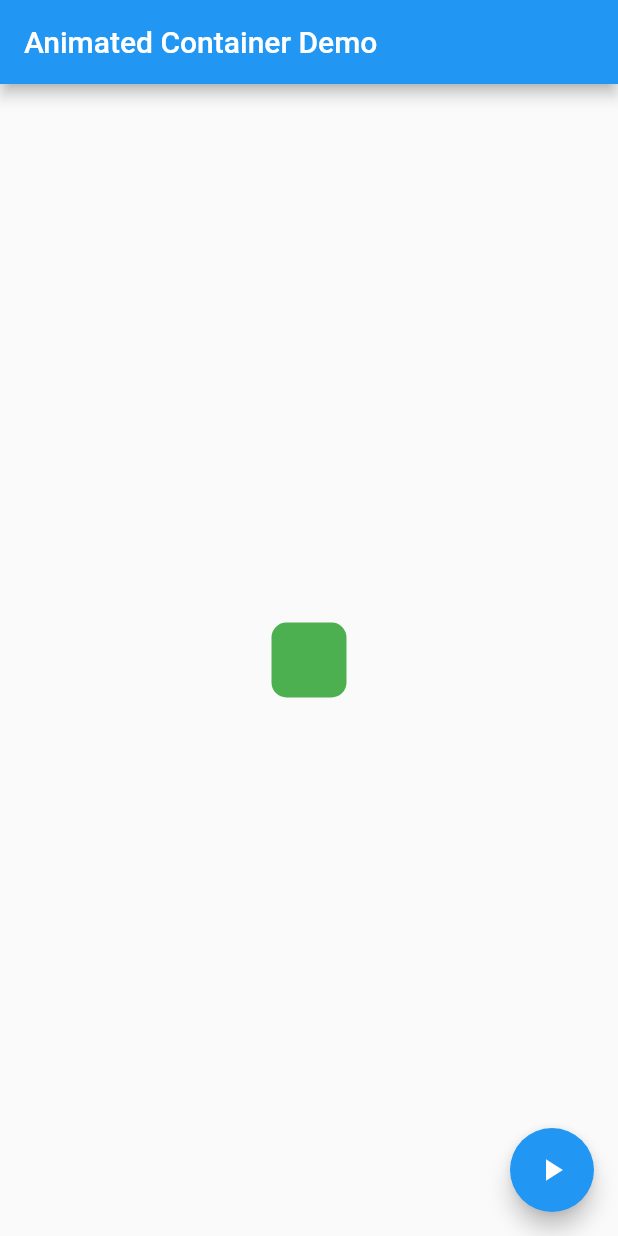
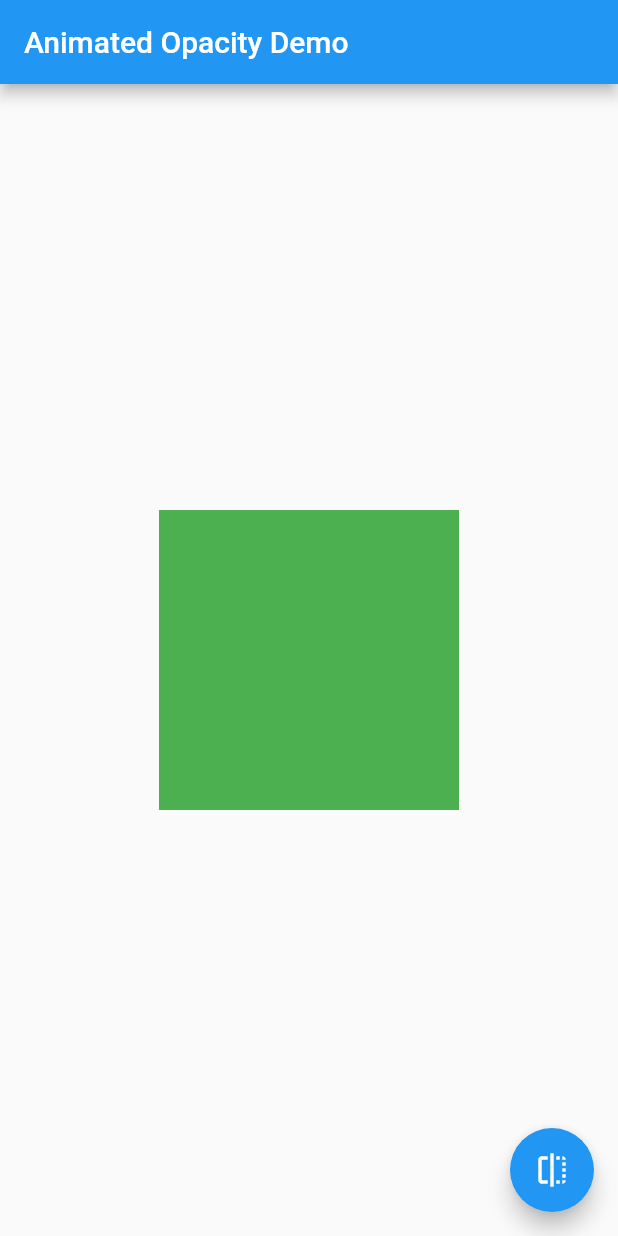
Before and after one commit to AdamZHANG123/intr_to_widgets, a Flutter app: the screen it shows after launch, on a phone screen of 412 x 824 dp. Run offline on Flutter 3.47's test engine with Material 2 defaults, Android fonts, the phone set to English and light mode, and no system bars.

Commit message:
add animated_opacity module
Added AnimatedOpacity Demo

```diff
--- /dev/null
+++ b/lib/animated_opacity.dart
@@ -0,0 +1,47 @@
+import 'package:flutter/material.dart';
+
+class MyApp extends StatelessWidget {
+  @override
+  Widget build(BuildContext context) {
+    return MaterialApp(
+      home: MyHomePage(),
+    );
+  }
+}
+
+class MyHomePage extends StatefulWidget {
+  @override
+  _MyHomePageState createState() => _MyHomePageState();
+}
+
+class _MyHomePageState extends State<MyHomePage> {
+  var _visible = true;
+
+  @override
+  Widget build(BuildContext context) {
+    return Scaffold(
+      appBar: AppBar(
+        title: Text('Animated Opacity Demo'),
+      ),
+      body: Center(
+        child: AnimatedOpacity(
+          opacity: _visible ? 1.0 : 0.0,
+          duration: Duration(milliseconds: 500),
+          child: Container(
+            width: 200,
+            height: 200,
+            color: Colors.green,
+          ),
+        ),
+      ),
+      floatingActionButton: FloatingActionButton(
+        onPressed: () {
+          setState(() {
+            _visible = !_visible;
+          });
+        },
+        child: Icon(Icons.flip),
+      ),
+    );
+  }
+}
--- a/lib/main.dart
+++ b/lib/main.dart
@@ -12,6 +12,7 @@
 
 //import 'hero_animation.dart';
 //import 'http_get.dart';
-import 'animated_container.dart';
+//import 'animated_container.dart';
+import 'animated_opacity.dart';
 import 'package:flutter/material.dart';
 void main() => runApp(MyApp());
```
